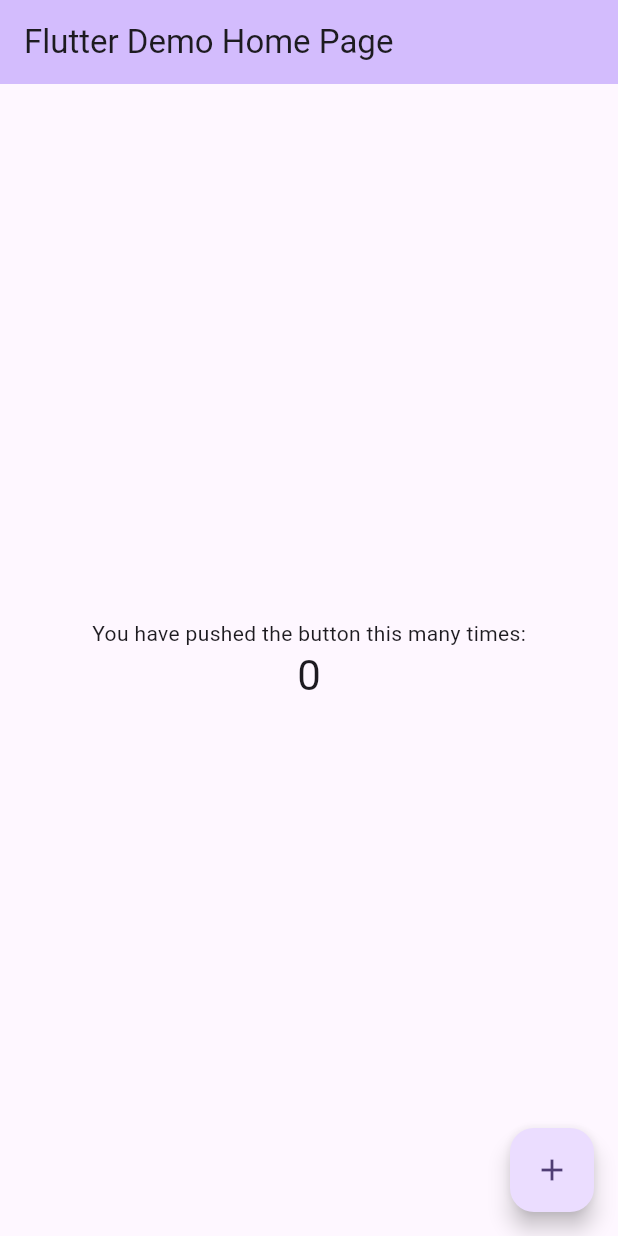
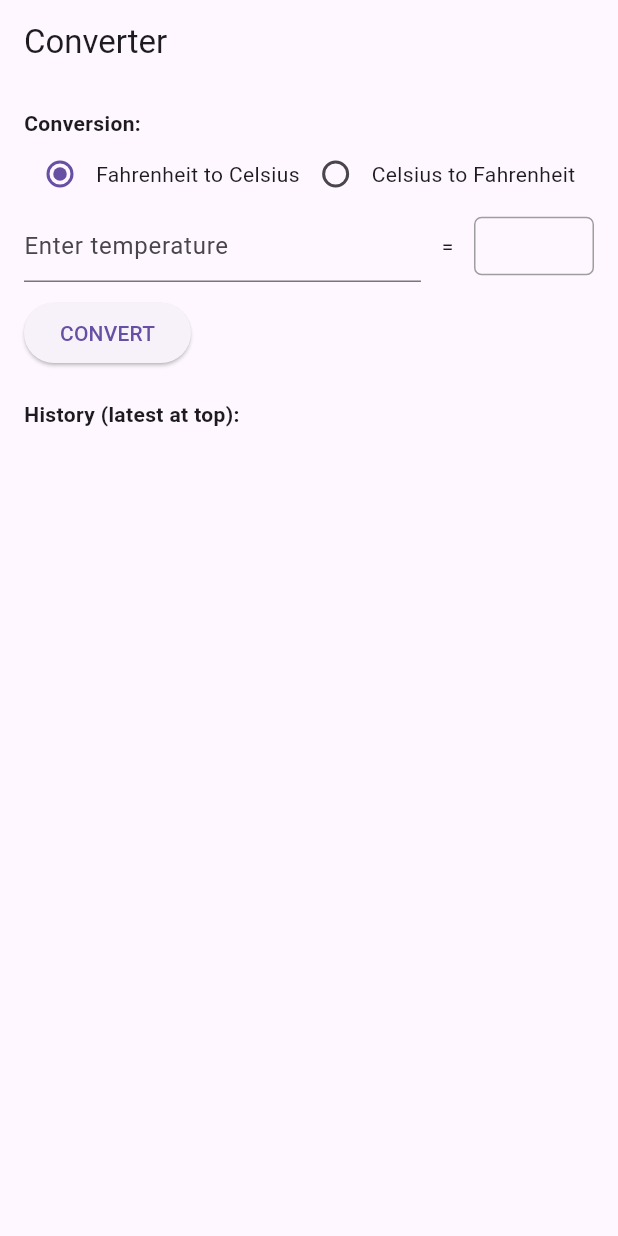
Before and after one commit to denismitali17/flutter-temp-converter, a Flutter app: the screen it shows after launch, on a phone screen of 412 x 824 dp. Run offline on Flutter 3.47's test engine with Material 3 defaults, Android fonts, the phone set to English and light mode, and no system bars.

Commit message:
Flutter Temperature Converter

```diff
--- a/lib/main.dart
+++ b/lib/main.dart
@@ -1,122 +1,145 @@
 import 'package:flutter/material.dart';
 
-void main() {
-  runApp(const MyApp());
-}
+void main() => runApp(TempConverterApp());
 
-class MyApp extends StatelessWidget {
-  const MyApp({super.key});
-
-  // This widget is the root of your application.
+class TempConverterApp extends StatelessWidget {
   @override
   Widget build(BuildContext context) {
     return MaterialApp(
-      title: 'Flutter Demo',
-      theme: ThemeData(
-        // This is the theme of your application.
-        //
-        // TRY THIS: Try running your application with "flutter run". You'll see
-        // the application has a purple toolbar. Then, without quitting the app,
-        // try changing the seedColor in the colorScheme below to Colors.green
-        // and then invoke "hot reload" (save your changes or press the "hot
-        // reload" button in a Flutter-supported IDE, or press "r" if you used
-        // the command line to start the app).
-        //
-        // Notice that the counter didn't reset back to zero; the application
-        // state is not lost during the reload. To reset the state, use hot
-        // restart instead.
-        //
-        // This works for code too, not just values: Most code changes can be
-        // tested with just a hot reload.
-        colorScheme: ColorScheme.fromSeed(seedColor: Colors.deepPurple),
-      ),
-      home: const MyHomePage(title: 'Flutter Demo Home Page'),
+      title: 'Converter',
+      home: TemperatureConverter(),
+      debugShowCheckedModeBanner: false,
     );
   }
 }
 
-class MyHomePage extends StatefulWidget {
-  const MyHomePage({super.key, required this.title});
-
-  // This widget is the home page of your application. It is stateful, meaning
-  // that it has a State object (defined below) that contains fields that affect
-  // how it looks.
-
-  // This class is the configuration for the state. It holds the values (in this
-  // case the title) provided by the parent (in this case the App widget) and
-  // used by the build method of the State. Fields in a Widget subclass are
-  // always marked "final".
-
-  final String title;
-
+class TemperatureConverter extends StatefulWidget {
   @override
-  State<MyHomePage> createState() => _MyHomePageState();
+  _TemperatureConverterState createState() => _TemperatureConverterState();
 }
 
-class _MyHomePageState extends State<MyHomePage> {
-  int _counter = 0;
+enum ConversionType { fToC, cToF }
 
-  void _incrementCounter() {
+class _TemperatureConverterState extends State<TemperatureConverter> {
+  final TextEditingController _controller = TextEditingController();
+  ConversionType _conversionType = ConversionType.fToC;
+  String _result = '';
+  List<String> _history = [];
+
+  void _convert() {
+    final input = double.tryParse(_controller.text);
+    if (input == null) return;
+
+    double converted;
+    String entry;
+
+    if (_conversionType == ConversionType.fToC) {
+      converted = ((input - 32) * 5 / 9);
+      entry = "F to C: $input => ${converted.toStringAsFixed(2)}";
+    } else {
+      converted = (input * 9 / 5 + 32);
+      entry = "C to F: $input => ${converted.toStringAsFixed(2)}";
+    }
+
     setState(() {
-      // This call to setState tells the Flutter framework that something has
-      // changed in this State, which causes it to rerun the build method below
-      // so that the display can reflect the updated values. If we changed
-      // _counter without calling setState(), then the build method would not be
-      // called again, and so nothing would appear to happen.
-      _counter++;
+      _result = converted.toStringAsFixed(2);
+      _history.insert(0, entry);
     });
   }
 
   @override
   Widget build(BuildContext context) {
-    // This method is rerun every time setState is called, for instance as done
-    // by the _incrementCounter method above.
-    //
-    // The Flutter framework has been optimized to make rerunning build methods
-    // fast, so that you can just rebuild anything that needs updating rather
-    // than having to individually change instances of widgets.
+    bool isPortrait = MediaQuery.of(context).orientation == Orientation.portrait;
+
+    Widget converterSection = Column(
+      crossAxisAlignment: CrossAxisAlignment.start,
+      children: [
+        Text("Conversion:", style: TextStyle(fontWeight: FontWeight.bold)),
+        Row(
+          children: [
+            Radio<ConversionType>(
+              value: ConversionType.fToC,
+              groupValue: _conversionType,
+              onChanged: (value) => setState(() => _conversionType = value!),
+            ),
+            Text("Fahrenheit to Celsius"),
+            Radio<ConversionType>(
+              value: ConversionType.cToF,
+              groupValue: _conversionType,
+              onChanged: (value) => setState(() => _conversionType = value!),
+            ),
+            Text("Celsius to Fahrenheit"),
+          ],
+        ),
+        Row(
+          children: [
+            Expanded(
+              child: TextField(
+                controller: _controller,
+                keyboardType: TextInputType.number,
+                decoration: InputDecoration(hintText: "Enter temperature"),
+              ),
+            ),
+            SizedBox(width: 10),
+            Text(" = "),
+            SizedBox(width: 10),
+            Container(
+              width: 80,
+              padding: EdgeInsets.all(8),
+              decoration: BoxDecoration(
+                  border: Border.all(color: Colors.grey),
+                  borderRadius: BorderRadius.circular(5)),
+              child: Text(_result, textAlign: TextAlign.center),
+            ),
+          ],
+        ),
+        SizedBox(height: 10),
+        ElevatedButton(
+          onPressed: _convert,
+          child: Text("CONVERT"),
+        ),
+      ],
+    );
+
+    Widget historySection = Expanded(
+      child: ListView.builder(
+        itemCount: _history.length,
+        itemBuilder: (context, index) => Text(_history[index]),
+      ),
+    );
+
     return Scaffold(
-      appBar: AppBar(
-        // TRY THIS: Try changing the color here to a specific color (to
-        // Colors.amber, perhaps?) and trigger a hot reload to see the AppBar
-        // change color while the other colors stay the same.
-        backgroundColor: Theme.of(context).colorScheme.inversePrimary,
-        // Here we take the value from the MyHomePage object that was created by
-        // the App.build method, and use it to set our appbar title.
-        title: Text(widget.title),
-      ),
-      body: Center(
-        // Center is a layout widget. It takes a single child and positions it
-        // in the middle of the parent.
-        child: Column(
-          // Column is also a layout widget. It takes a list of children and
-          // arranges them vertically. By default, it sizes itself to fit its
-          // children horizontally, and tries to be as tall as its parent.
-          //
-          // Column has various properties to control how it sizes itself and
-          // how it positions its children. Here we use mainAxisAlignment to
-          // center the children vertically; the main axis here is the vertical
-          // axis because Columns are vertical (the cross axis would be
-          // horizontal).
-          //
-          // TRY THIS: Invoke "debug painting" (choose the "Toggle Debug Paint"
-          // action in the IDE, or press "p" in the console), to see the
-          // wireframe for each widget.
-          mainAxisAlignment: MainAxisAlignment.center,
-          children: <Widget>[
-            const Text('You have pushed the button this many times:'),
-            Text(
-              '$_counter',
-              style: Theme.of(context).textTheme.headlineMedium,
+      appBar: AppBar(title: Text("Converter")),
+      body: Padding(
+        padding: const EdgeInsets.all(16.0),
+        child: isPortrait
+            ? Column(
+          crossAxisAlignment: CrossAxisAlignment.start,
+          children: [
+            converterSection,
+            SizedBox(height: 20),
+            Text("History (latest at top):",
+                style: TextStyle(fontWeight: FontWeight.bold)),
+            historySection,
+          ],
+        )
+            : Row(
+          children: [
+            Expanded(child: converterSection),
+            VerticalDivider(),
+            Expanded(
+              child: Column(
+                crossAxisAlignment: CrossAxisAlignment.start,
+                children: [
+                  Text("History (latest at top):",
+                      style: TextStyle(fontWeight: FontWeight.bold)),
+                  Expanded(child: historySection),
+                ],
+              ),
             ),
           ],
         ),
       ),
-      floatingActionButton: FloatingActionButton(
-        onPressed: _incrementCounter,
-        tooltip: 'Increment',
-        child: const Icon(Icons.add),
-      ), // This trailing comma makes auto-formatting nicer for build methods.
     );
   }
 }
```
Also changed, not shown: 1 other file.
